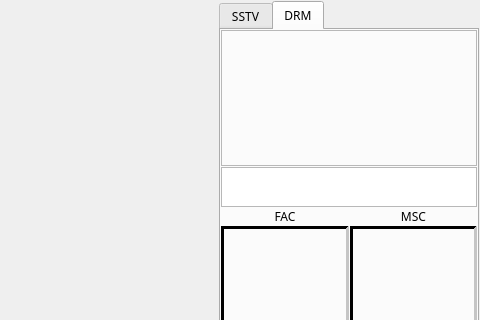
Old version of the form qsstv/qsstv/mainwidgets/rxwidget.ui in the repository rafael2k/fonias_digital; both pictures show x 524 to 1004 and y 0 to 320 of the 1004 by 660 pixel window.
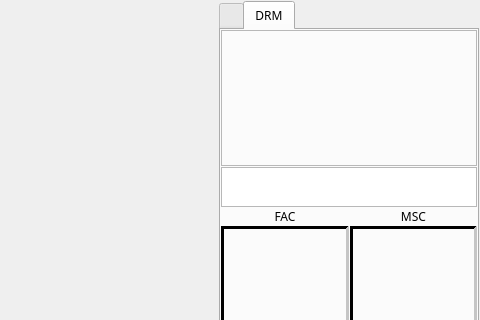
New version of the form. Icons and pictures are not drawn. Custom widgets are drawn as their Qt base class.

```diff
--- a/qsstv/qsstv/mainwidgets/rxwidget.ui
+++ b/qsstv/qsstv/mainwidgets/rxwidget.ui
@@ -272,7 +272,7 @@
 
        <widget class="QWidget" name="sstvTab">
         <attribute name="title">
-         <string>SSTV</string>
+         <string></string>
         </attribute>
         <layout class="QVBoxLayout" name="verticalLayout_2">
          <property name="spacing">
```
